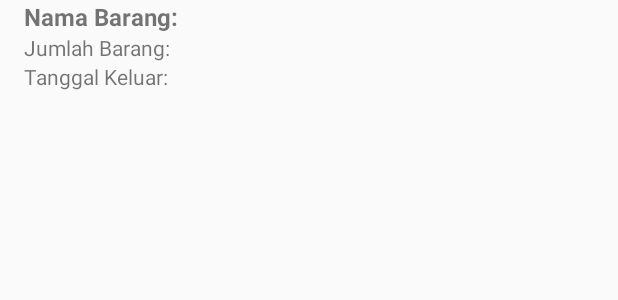
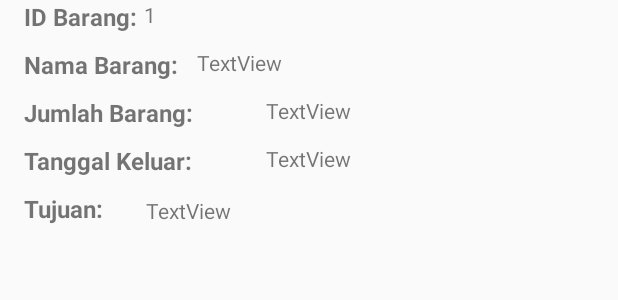
Before and after one commit to dwikisurya/PPSI-StockInventory, an Android app: the layout bm_listrow.xml on its own in the app's theme, with its tools: preview values and no code run, on a phone screen of 412 x 824 dp. Shown: the top 300 px of the screen. Run offline under Robolectric (Android 15) with nearby library versions, the phone set to English and light mode, and no system bars; network calls fail.

Commit message:
+Barang Masuk, Minta Barang Fragment fix -Kartu Stok

```diff
--- a/app/src/main/java/github/tupir/sabaa/insert/bkInsert.java
+++ b/app/src/main/java/github/tupir/sabaa/insert/bkInsert.java
@@ -5,12 +5,17 @@ import android.os.Bundle;
 import android.support.v7.app.AppCompatActivity;
 import android.view.View;
 import android.widget.Button;
+import android.widget.DatePicker;
+import android.widget.Spinner;
 
 import github.tupir.sabaa.MainActivity;
 import github.tupir.sabaa.R;
 
 public class bkInsert extends AppCompatActivity {
     Button btnsimpanBK;
+    Spinner spinner;
+    DatePicker datePicker;
+
     View view;
     @Override
     protected void onCreate(Bundle savedInstanceState) {
--- a/app/src/main/res/layout/bm_listrow.xml
+++ b/app/src/main/res/layout/bm_listrow.xml
@@ -1,5 +1,5 @@
 <?xml version="1.0" encoding="utf-8"?>
-<LinearLayout xmlns:android="http://schemas.android.com/apk/res/android"
+<RelativeLayout xmlns:android="http://schemas.android.com/apk/res/android"
     android:layout_width="match_parent"
     android:layout_height="wrap_content"
     android:background="?android:attr/selectableItemBackground"
@@ -10,26 +10,96 @@
     android:paddingRight="@dimen/activity_horizontal_margin">
 
     <TextView
-        android:id="@+id/bm_namaBarang"
-        android:text="Nama Barang:"
+        android:id="@+id/txtidbarang"
         android:layout_width="match_parent"
         android:layout_height="wrap_content"
         android:layout_alignParentTop="true"
+        android:text="ID Barang:"
         android:textSize="16dp"
         android:textStyle="bold" />
 
     <TextView
-        android:id="@+id/bm_jumlahBarang"
-        android:text="Jumlah Barang:"
+        android:id="@+id/txtnamabarang"
         android:layout_width="match_parent"
         android:layout_height="wrap_content"
-        android:layout_below="@id/txtnamabarang" />
+        android:layout_below="@id/txtidbarang"
+        android:layout_marginTop="10dp"
+        android:text="Nama Barang:"
+        android:textSize="16dp"
+        android:textStyle="bold" />
 
     <TextView
-        android:id="@+id/bm_tglBarang"
-        android:text="Tanggal Keluar:"
+        android:id="@+id/txtjumlahbarang"
+        android:layout_width="match_parent"
+        android:layout_height="wrap_content"
+        android:layout_below="@id/txtnamabarang"
+        android:layout_marginTop="10dp"
+        android:text="Jumlah Barang:"
+        android:textSize="16dp"
+        android:textStyle="bold" />
+
+    <TextView
+        android:id="@+id/txttglbarang"
         android:layout_width="wrap_content"
         android:layout_height="wrap_content"
-        android:layout_below="@id/txtjumlahbarang" />
+        android:layout_below="@id/txtjumlahbarang"
+        android:layout_marginTop="10dp"
+        android:text="Tanggal Keluar:"
+        android:textSize="16dp"
+        android:textStyle="bold" />
 
-</LinearLayout>
+    <TextView
+        android:id="@+id/txttujuan"
+        android:layout_width="wrap_content"
+        android:layout_height="wrap_content"
+        android:layout_alignStart="@+id/txtidbarang"
+        android:layout_below="@+id/txttglbarang"
+        android:layout_marginTop="10dp"
+        android:text="Tujuan:"
+        android:textSize="16dp"
+        android:textStyle="bold" />
+
+    <TextView
+        android:id="@+id/BM_SET_ID"
+        android:layout_width="wrap_content"
+        android:layout_height="wrap_content"
+        android:layout_alignParentStart="true"
+        android:layout_alignParentTop="true"
+        android:layout_marginStart="80dp"
+        android:text="1" />
+
+    <TextView
+        android:id="@+id/BM_SET_NAMA"
+        android:layout_width="wrap_content"
+        android:layout_height="wrap_content"
+        android:layout_alignParentStart="true"
+        android:layout_alignTop="@+id/txtnamabarang"
+        android:layout_marginStart="115dp"
+        android:text="TextView" />
+
+    <TextView
+        android:id="@+id/BM_SET_JUMLAH"
+        android:layout_width="wrap_content"
+        android:layout_height="wrap_content"
+        android:layout_alignTop="@+id/txtjumlahbarang"
+        android:layout_centerHorizontal="true"
+        android:text="TextView" />
+
+    <TextView
+        android:id="@+id/BM_SET_TGL"
+        android:layout_width="wrap_content"
+        android:layout_height="wrap_content"
+        android:layout_alignTop="@+id/txttglbarang"
+        android:layout_centerHorizontal="true"
+        android:text="TextView" />
+
+    <TextView
+        android:id="@+id/BM_SET_TUJUAN"
+        android:layout_width="wrap_content"
+        android:layout_height="wrap_content"
+        android:layout_alignBottom="@+id/txttujuan"
+        android:layout_alignParentStart="true"
+        android:layout_marginStart="81dp"
+        android:text="TextView" />
+
+</RelativeLayout>
--- a/app/src/main/res/layout/fragment_bk.xml
+++ b/app/src/main/res/layout/fragment_bk.xml
@@ -8,7 +8,7 @@
     <ListView
         android:id="@+id/list"
         android:layout_width="match_parent"
-        android:layout_height="575dp"
+        android:layout_height="550dp"
         android:layout_alignParentStart="true"
         android:layout_alignParentTop="true" />
 
```
Also changed, not shown: app/src/main/java/github/tupir/sabaa/adapter/AdapterBM.java (+8 -7 lines), app/src/main/java/github/tupir/sabaa/adapter/AdapterKS.java (added, +80 -0 lines), app/src/main/java/github/tupir/sabaa/adapter/BarangMasuk.java (+21 -2 lines), app/src/main/java/github/tupir/sabaa/adapter/KartuStok.java (added, +89 -0 lines), app/src/main/java/github/tupir/sabaa/fragment/bmFragment.java (+5 -3 lines), app/src/main/res/layout/fragment_bm.xml (+12 -9 lines), app/src/main/res/layout/fragment_ks.xml (+7 -12 lines), app/src/main/res/layout/fragment_mb.xml (+12 -9 lines), app/src/main/res/layout/insertbk.xml (+13 -13 lines), app/src/main/res/layout/ks_listrow.xml (added, +12 -0 lines).
